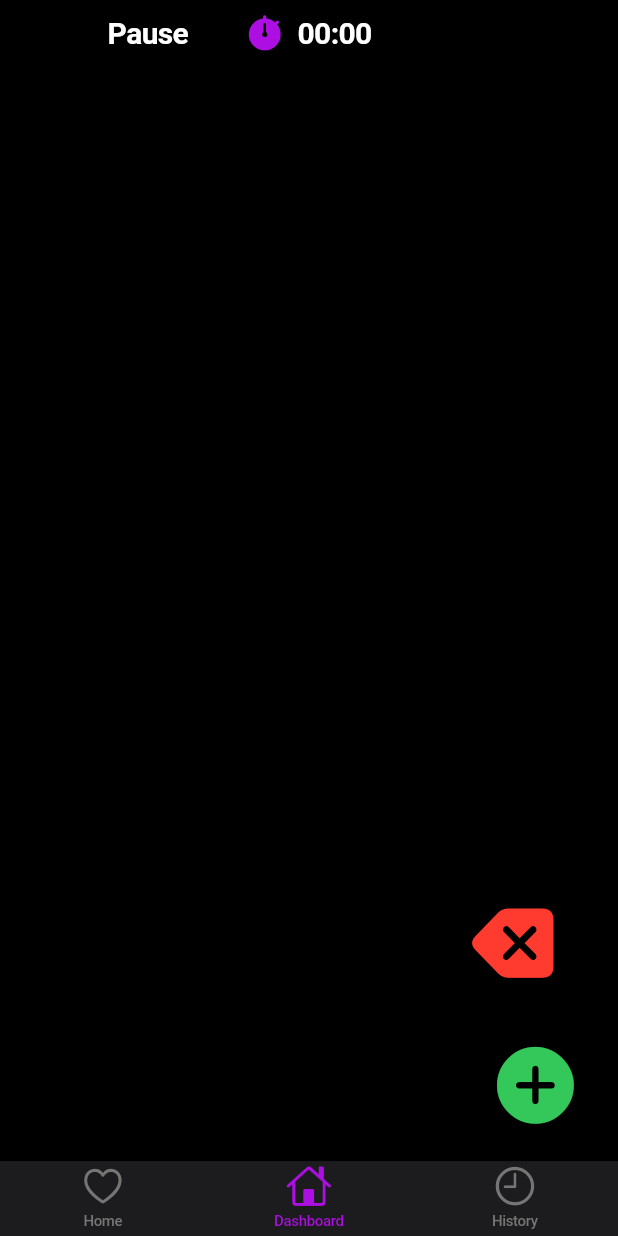
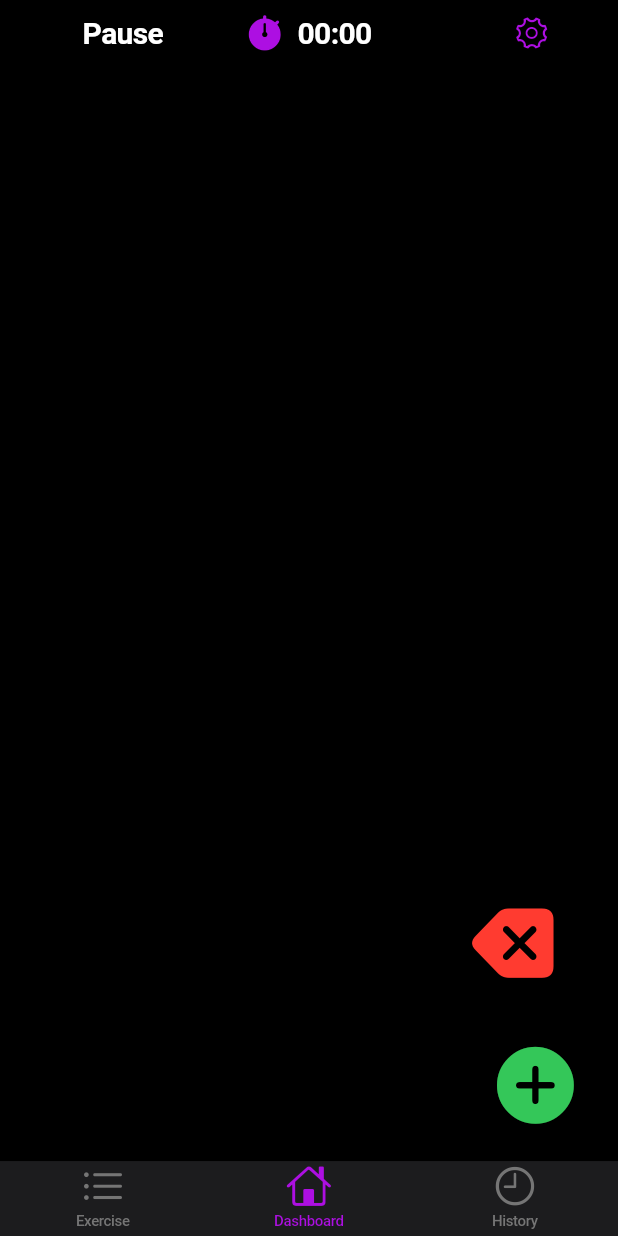
Before and after one commit to leuteritz/GymTracker, a Flutter app: the screen it shows after launch, on a phone screen of 412 x 824 dp. Run offline on Flutter 3.47's test engine with Material 2 defaults, Android fonts, the phone set to English and light mode, and no system bars; our stand-ins replace fl_chart, sqflite; accounts and stored records are empty.

Commit message:
add exercise screen

```diff
--- /dev/null
+++ b/lib/exercisescreen.dart
@@ -0,0 +1,34 @@
+import 'package:flutter/cupertino.dart';
+import 'exercise.dart';
+
+class ExerciseScreen extends StatelessWidget {
+  List<Exercise> exercises = [
+    Exercise(name: 'Bench Press', description: 'Description of Bench Press'),
+    Exercise(name: 'Squat', description: 'Description of Squat'),
+    Exercise(name: 'Deadlift', description: 'Description of Deadlift'),
+  ];
+  @override
+  Widget build(BuildContext context) {
+    return CupertinoPageScaffold(
+      navigationBar: CupertinoNavigationBar(
+        middle: SizedBox(
+          width: 150,
+          child: CupertinoSearchTextField(
+            placeholder: 'Übung durchsuchen',
+          ),
+        ),
+      ),
+      child: Center(
+        child: ListView.builder(
+          itemCount: exercises.length,
+          itemBuilder: (BuildContext context, int index) {
+            return Exercise(
+              name: exercises[index].name,
+              description: exercises[index].description,
+            );
+          },
+        ),
+      ),
+    );
+  }
+}
--- a/lib/homepage.dart
+++ b/lib/homepage.dart
@@ -1,5 +1,5 @@
 import 'package:flutter/cupertino.dart';
-import 'foodscreen.dart';
+import 'exercisescreen.dart';
 import 'homescreen.dart';
 import 'historyscreen.dart';
 
@@ -26,8 +26,8 @@ class _MyHomePageState extends State<MyHomePage> {
         backgroundColor: CupertinoColors.systemGrey6,
         items: [
           BottomNavigationBarItem(
-            icon: Icon(CupertinoIcons.heart),
-            label: 'Home',
+            icon: Icon(CupertinoIcons.list_bullet),
+            label: 'Exercise',
           ),
           BottomNavigationBarItem(
             icon: Icon(CupertinoIcons.home),
@@ -44,7 +44,7 @@ class _MyHomePageState extends State<MyHomePage> {
       tabBuilder: (context, index) {
         switch (index) {
           case 0:
-            return Foodscreen();
+            return ExerciseScreen();
           case 1:
             return HomeScreen();
           case 2:
--- a/lib/homescreen.dart
+++ b/lib/homescreen.dart
@@ -169,18 +169,17 @@ class _BreakTimerState extends State<BreakTimer> {
         width: MediaQuery.of(context).size.width / 4,
         child: Center(
           child: Row(
-            mainAxisAlignment: MainAxisAlignment.spaceEvenly,
+            mainAxisAlignment: MainAxisAlignment.spaceBetween,
             children: [
               // Add the CustomPaint widget for the spinner
               CustomPaint(
                 size: Size(25, 25),
                 painter: _SpinnerPainter(_spinnerAngle),
               ),
-              SizedBox(height: 5),
               // Text widget to display the timer value
               Text(
                 _timerValue,
-                style: TextStyle(fontSize: 20),
+                style: TextStyle(fontSize: 20, fontWeight: FontWeight.bold),
               ),
             ],
           ),
@@ -255,7 +254,7 @@ class _CustomNavigationBarState extends State<CustomNavigationBar> {
   Widget build(BuildContext context) {
     return CupertinoNavigationBar(
       middle: Row(
-        mainAxisAlignment: MainAxisAlignment.spaceEvenly,
+        mainAxisAlignment: MainAxisAlignment.spaceBetween,
         children: [
           BreakTimer(),
           // Add some spacing between the break timer and text
@@ -270,14 +269,18 @@ class _CustomNavigationBarState extends State<CustomNavigationBar> {
                 ),
                 Text(
                   _timerValue,
-                  style: TextStyle(fontSize: 20),
+                  style: TextStyle(fontSize: 20, fontWeight: FontWeight.bold),
                 ),
               ],
             ),
           ),
           Container(
             width: MediaQuery.of(context).size.width / 4,
-          )
+            child: Icon(
+              CupertinoIcons.gear,
+              size: 25,
+            ),
+          ),
         ],
       ),
     );
```
Also changed, not shown: lib/exercise.dart (added, +50 -0 lines), lib/exercisedetailpage.dart (added, +174 -0 lines), lib/foodscreen.dart (deleted, +0 -12 lines).
